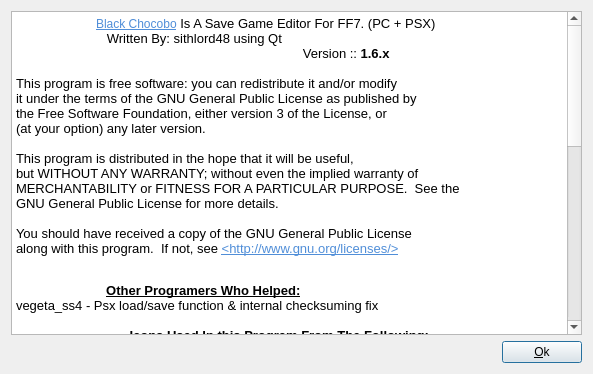
Qt form about.ui (sithlord48/blackchocobo) before a commit.
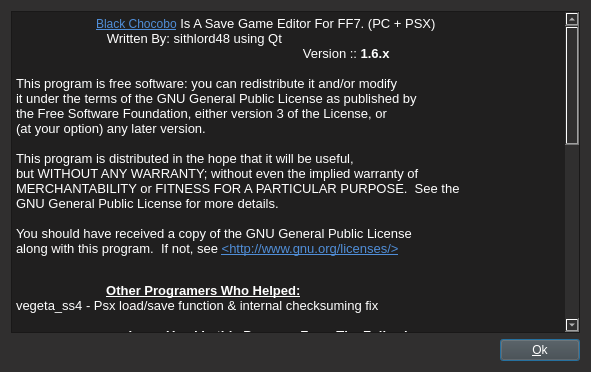
The same form after that commit. Icons and pictures are not drawn.

```diff
--- a/about.ui
+++ b/about.ui
@@ -9,8 +9,8 @@
    <rect>
     <x>0</x>
     <y>0</y>
-    <width>593</width>
-    <height>374</height>
+    <width>591</width>
+    <height>372</height>
    </rect>
   </property>
   <property name="windowTitle">
@@ -20,6 +20,10 @@
    <iconset resource="images.qrc">
     <normaloff>:/icon/bchoco</normaloff>:/icon/bchoco</iconset>
   </property>
+  <property name="styleSheet">
+   <string notr="true">background-color: rgb(48, 47, 47);
+font: 9pt &quot;Ubuntu&quot;;color:rgb(255,255,255);</string>
+  </property>
   <property name="modal">
    <bool>true</bool>
   </property>
@@ -29,6 +33,10 @@
      <property name="acceptDrops">
       <bool>false</bool>
      </property>
+     <property name="styleSheet">
+      <string notr="true">background-color: rgb(32, 31, 31);
+font: 9pt &quot;Ubuntu&quot;;color:rgb(255,255,255);</string>
+     </property>
      <property name="undoRedoEnabled">
       <bool>false</bool>
      </property>
@@ -110,6 +118,11 @@
      </item>
      <item>
       <widget class="QPushButton" name="pushButton">
+       <property name="styleSheet">
+        <string notr="true">background-color: rgb(67, 66, 65);
+font: 9pt &quot;Ubuntu&quot;;color:rgb(255,255,255);
+</string>
+       </property>
        <property name="text">
         <string>&amp;Ok</string>
        </property>
```
